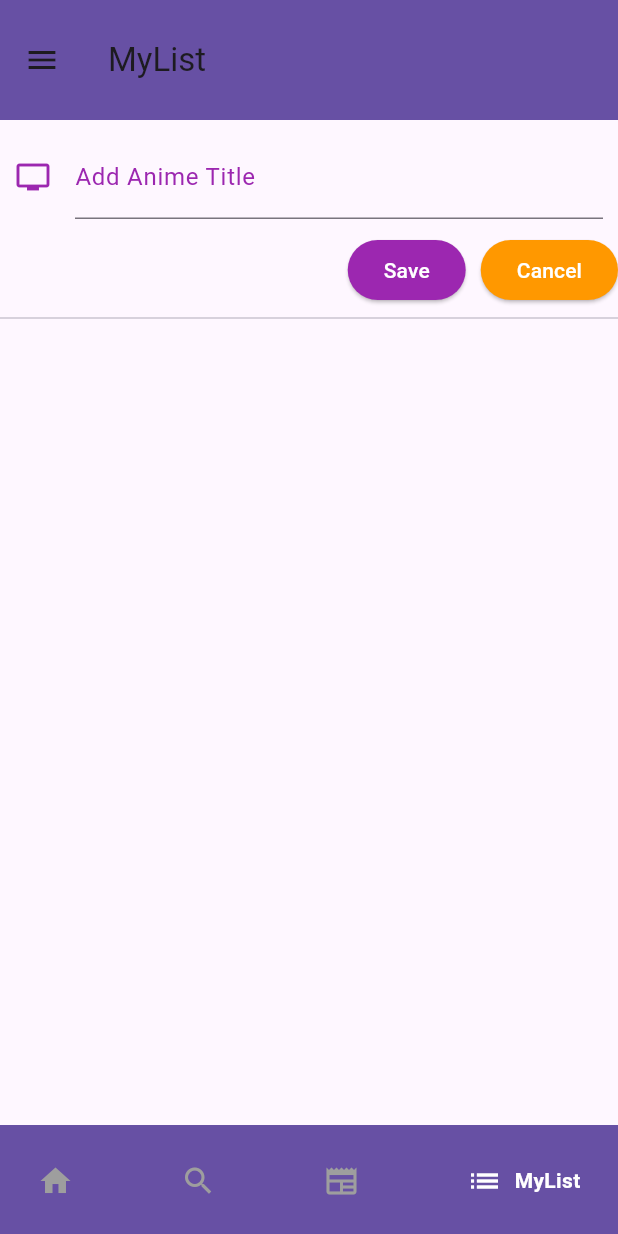
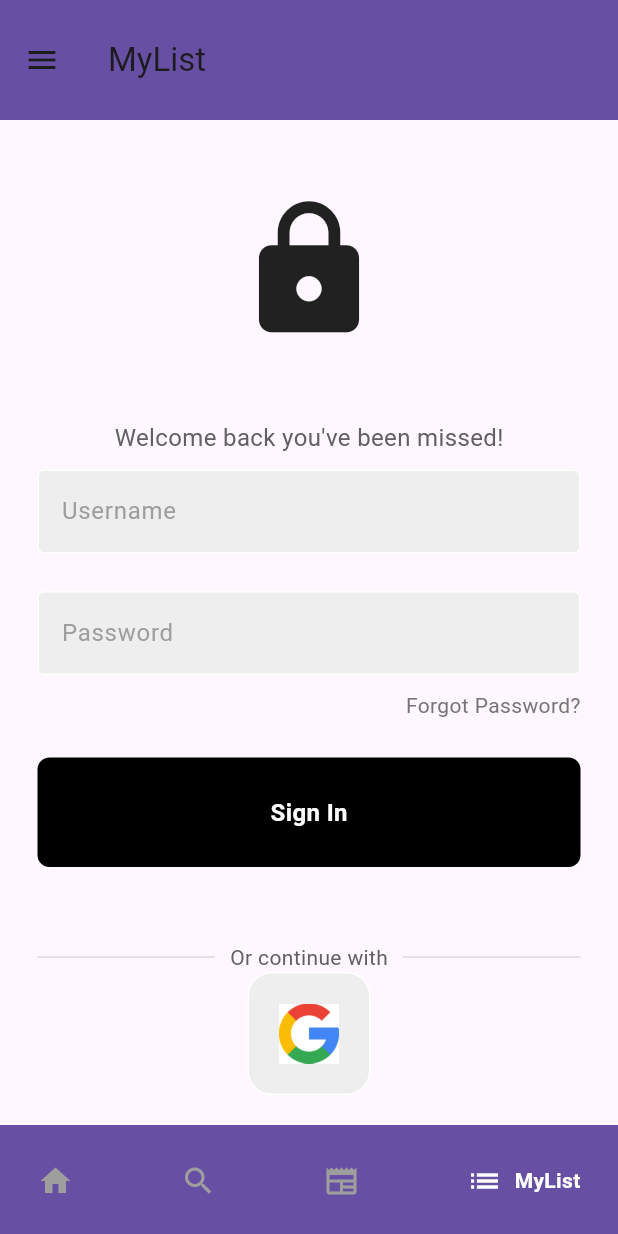
Before and after one commit to KurirRempeyek/YourAnimeList, a Flutter app: the screen it shows after launch, item 4 of the bottom bar chosen, on a phone screen of 412 x 824 dp. Run offline on Flutter 3.47's test engine with Material 3 defaults, Android fonts, the phone set to English and light mode, and no system bars; drawn by our look-alikes of google_nav_bar; our stand-ins replace carousel_slider, flutter_bloc, flutter_rating_bar, flutter_slidable, google_fonts, image_picker and 1 more; accounts and stored records are empty; network calls fail.

Commit message:
login progress

```diff
--- /dev/null
+++ b/lib/components/my_button.dart
@@ -0,0 +1,31 @@
+import 'package:flutter/material.dart';
+
+// ignore: must_be_immutable
+class MyButton extends StatelessWidget {
+  Function()? onTap;
+
+  MyButton({super.key, required this.onTap});
+
+  @override
+  Widget build(BuildContext context) {
+    return GestureDetector(
+      onTap: onTap,
+      child: Container(
+        padding: const EdgeInsets.all(25),
+        margin: const EdgeInsets.symmetric(horizontal: 25),
+        decoration: BoxDecoration(
+            color: Colors.black, borderRadius: BorderRadius.circular(8)),
+        child: const Center(
+          child: Text(
+            'Sign In',
+            style: TextStyle(
+              color: Colors.white,
+              fontWeight: FontWeight.bold,
+              fontSize: 16,
+            ),
+          ),
+        ),
+      ),
+    );
+  }
+}
--- /dev/null
+++ b/lib/components/my_textfield.dart
@@ -0,0 +1,37 @@
+import 'package:flutter/material.dart';
+
+class MyTextField extends StatelessWidget {
+  final controller;
+  final String hintText;
+  final bool obscureText;
+
+  const MyTextField({
+    super.key,
+    required this.controller,
+    required this.hintText,
+    required this.obscureText,
+  });
+
+  @override
+  Widget build(BuildContext context) {
+    return Padding(
+      padding: const EdgeInsets.symmetric(horizontal: 25.0),
+      child: TextField(
+        controller: controller,
+        obscureText: obscureText,
+        decoration: InputDecoration(
+          enabledBorder: const OutlineInputBorder(
+            borderSide: BorderSide(color: Colors.white),
+          ),
+          focusedBorder: OutlineInputBorder(
+            borderSide: BorderSide(color: Colors.grey.shade400),
+          ),
+          fillColor: Colors.grey.shade200,
+          filled: true,
+          hintText: hintText,
+          hintStyle: TextStyle(color: Colors.grey[500]),
+        ),
+      ),
+    );
+  }
+}
--- /dev/null
+++ b/lib/components/square_tile.dart
@@ -0,0 +1,25 @@
+import 'package:flutter/material.dart';
+
+class SquareTile extends StatelessWidget {
+  final String imagePath;
+  const SquareTile({
+    super.key,
+    required this.imagePath,
+  });
+
+  @override
+  Widget build(BuildContext context) {
+    return Container(
+      padding: const EdgeInsets.all(20),
+      decoration: BoxDecoration(
+        border: Border.all(color: Colors.white),
+        borderRadius: BorderRadius.circular(16),
+        color: Colors.grey[200],
+      ),
+      child: Image.asset(
+        imagePath,
+        height: 40,
+      ),
+    );
+  }
+}
--- a/lib/edit_cs.dart
+++ b/lib/form/edit_cs.dart
@@ -7,7 +7,7 @@ import 'package:http/http.dart';
 import 'package:image_picker/image_picker.dart';
 import 'package:prototyping/dto/issue.dart';
 import 'package:prototyping/endpoints/endpoints.dart';
-import 'package:prototyping/issue_list_screen.dart';
+import 'package:prototyping/screens/issue_list_screen.dart';
 
 class EditCS extends StatefulWidget {
   const EditCS({Key? key, required this.edit}) : super(key: key);
--- a/lib/update_delete_datas.dart
+++ b/lib/form/update_delete_datas.dart
@@ -5,7 +5,7 @@ import 'package:http/http.dart';
 import 'package:image_picker/image_picker.dart';
 import 'package:prototyping/dto/datas.dart';
 import 'package:prototyping/endpoints/endpoints.dart';
-import 'package:prototyping/datas_screen.dart';
+import 'package:prototyping/screens/datas_screen.dart';
 
 class EditScreen extends StatefulWidget {
   const EditScreen({Key? key, required this.object}) : super(key: key);
--- /dev/null
+++ b/lib/login_page.dart
@@ -0,0 +1,125 @@
+import 'package:flutter/cupertino.dart';
+import 'package:flutter/material.dart';
+import 'package:flutter/widgets.dart';
+import 'package:prototyping/components/my_button.dart';
+import 'package:prototyping/components/my_textfield.dart';
+import 'package:prototyping/components/square_tile.dart';
+
+class LoginPage extends StatelessWidget {
+  LoginPage({super.key});
+
+  //text editing controller
+  final usernameController = TextEditingController();
+  final passwordController = TextEditingController();
+
+  //sign user in method
+  void signUserIn() {}
+
+  @override
+  Widget build(BuildContext context) {
+    return Scaffold(
+      body: SafeArea(
+        child: Center(
+          child: Column(
+            mainAxisAlignment: MainAxisAlignment.center,
+            children: [
+              const SizedBox(height: 50),
+              const Icon(
+                Icons.lock,
+                size: 100,
+              ),
+              const SizedBox(height: 50),
+              Text(
+                'Welcome back you\'ve been missed!',
+                style: TextStyle(color: Colors.grey[700], fontSize: 16),
+              ),
+              const SizedBox(height: 10),
+              //username textfield
+              MyTextField(
+                controller: usernameController,
+                hintText: 'Username',
+                obscureText: false,
+              ),
+              const SizedBox(height: 25),
+              //password textfield
+              MyTextField(
+                controller: passwordController,
+                hintText: 'Password',
+                obscureText: true,
+              ),
+              const SizedBox(height: 10),
+              Padding(
+                padding: const EdgeInsets.symmetric(horizontal: 25.0),
+                child: Row(
+                  mainAxisAlignment: MainAxisAlignment.end,
+                  children: [
+                    Text(
+                      'Forgot Password?',
+                      style: TextStyle(color: Colors.grey[600]),
+                    ),
+                  ],
+                ),
+              ),
+              const SizedBox(height: 25),
+              //sign in
+              MyButton(
+                onTap: signUserIn,
+              ),
+              const SizedBox(height: 50),
+              Padding(
+                padding: const EdgeInsets.symmetric(horizontal: 25.0),
+                child: Row(
+                  children: [
+                    Expanded(
+                      child: Divider(
+                        thickness: 0.5,
+                        color: Colors.grey[400],
+                      ),
+                    ),
+                    Padding(
+                      padding: const EdgeInsets.symmetric(horizontal: 10.0),
+                      child: Text(
+                        'Or continue with',
+                        style: TextStyle(color: Colors.grey[700]),
+                      ),
+                    ),
+                    Expanded(
+                      child: Divider(
+                        thickness: 0.5,
+                        color: Colors.grey[400],
+                      ),
+                    ),
+                  ],
+                ),
+              ),
+              const Row(
+                mainAxisAlignment: MainAxisAlignment.center,
+                children: [SquareTile(imagePath: 'assets/images/google.png')],
+              ),
+              const SizedBox(height: 50),
+              Row(
+                mainAxisAlignment: MainAxisAlignment.center,
+                children: [
+                  Text(
+                    'Not a member?',
+                    style: TextStyle(
+                      color: Colors.grey[700],
+                    ),
+                  ),
+                  const SizedBox(width: 4),
+                  const Text(
+                    'Register now',
+                    style: TextStyle(
+                      color: Colors.blue,
+                      fontWeight: FontWeight.bold,
+                    ),
+                  ),
+                ],
+              )
+            ],
+          ),
+        ),
+      ),
+    );
+  }
+}
--- a/lib/main.dart
+++ b/lib/main.dart
@@ -1,25 +1,26 @@
 import 'package:flutter/material.dart';
 import 'package:flutter_bloc/flutter_bloc.dart';
 import 'package:google_nav_bar/google_nav_bar.dart';
-import 'package:prototyping/anime_screen.dart';
+import 'package:prototyping/login_page.dart';
+//import 'package:prototyping/screens/anime_screen.dart';
 import 'package:prototyping/animedesc.dart/hanakokun.dart';
 import 'package:prototyping/animedesc.dart/hataraku.dart';
 import 'package:prototyping/animedesc.dart/lovely.dart';
 import 'package:prototyping/animedesc.dart/mahoutsukai.dart';
 import 'package:prototyping/animedesc.dart/ponyo.dart';
-import 'package:prototyping/balance_screen.dart';
-import 'package:prototyping/counter_screen.dart';
+import 'package:prototyping/screens/balance_screen.dart';
+import 'package:prototyping/screens/counter_screen.dart';
 import 'package:prototyping/cubit/balance/balance_cubit.dart';
 import 'package:prototyping/cubit/counter_cubit.dart';
-import 'package:prototyping/datas_screen.dart';
-import 'package:prototyping/form_screen.dart';
+import 'package:prototyping/screens/datas_screen.dart';
+import 'package:prototyping/screens/form_screen.dart';
 import 'package:prototyping/homepage.dart';
 import 'package:prototyping/discover.dart';
-import 'package:prototyping/issue_list_screen.dart';
-import 'package:prototyping/news_screen.dart';
+import 'package:prototyping/screens/issue_list_screen.dart';
+import 'package:prototyping/screens/news_screen.dart';
 import 'package:prototyping/animedesc.dart/aikatsu.dart';
-import 'package:prototyping/spending_screen.dart';
-import 'package:prototyping/welcome_screen.dart';
+import 'package:prototyping/screens/spending_screen.dart';
+import 'package:prototyping/screens/welcome_screen.dart';
 
 void main() {
   runApp(const MyApp());
@@ -78,7 +79,7 @@ class _MyHomePageState extends State<MyHomePage> {
     const HomePage(),
     const Discover(),
     const NewsScreen(),
-    const AnimeScreen(),
+    LoginPage(),
     const DatasScreen(),
     const IssueListScreen(),
     const CounterScreen(),
--- a/lib/datas_screen.dart
+++ b/lib/screens/datas_screen.dart
@@ -5,9 +5,9 @@ import 'package:google_fonts/google_fonts.dart';
 import 'package:prototyping/components/bottom_up_transition.dart';
 import 'package:prototyping/dto/datas.dart';
 import 'package:prototyping/endpoints/endpoints.dart';
-import 'package:prototyping/form_screen.dart';
+import 'package:prototyping/screens/form_screen.dart';
 import 'package:prototyping/services/data_services.dart';
-import 'package:prototyping/update_delete_datas.dart';
+import 'package:prototyping/form/update_delete_datas.dart';
 
 class DatasScreen extends StatefulWidget {
   const DatasScreen({Key? key}) : super(key: key);
--- a/lib/issue_list_screen.dart
+++ b/lib/screens/issue_list_screen.dart
@@ -4,8 +4,8 @@ import 'package:google_fonts/google_fonts.dart';
 import 'package:prototyping/components/bottom_up_transition.dart';
 import 'package:prototyping/dto/issue.dart';
 import 'package:prototyping/endpoints/endpoints.dart';
-import 'package:prototyping/edit_cs.dart';
-import 'package:prototyping/form_customerservice.dart';
+import 'package:prototyping/form/edit_cs.dart';
+import 'package:prototyping/screens/form_customerservice.dart';
 import 'package:prototyping/services/data_services.dart';
 
 class IssueListScreen extends StatefulWidget {
--- a/lib/spending_screen.dart
+++ b/lib/screens/spending_screen.dart
@@ -3,7 +3,7 @@ import 'package:flutter_bloc/flutter_bloc.dart';
 import 'package:prototyping/cubit/balance/balance_cubit.dart';
 
 import 'package:prototyping/dto/spendings.dart';
-import 'package:prototyping/spending_form_screen.dart';
+import 'package:prototyping/screens/spending_form_screen.dart';
 import 'package:prototyping/services/data_services.dart';
 import 'package:prototyping/utils/constants.dart';
 
```
Also changed, not shown: assets/images/google.png (added), lib/screens/anime_screen.dart (renamed from lib/anime_screen.dart), lib/screens/balance_screen.dart (renamed from lib/balance_screen.dart), lib/screens/counter_screen.dart (renamed from lib/counter_screen.dart), lib/screens/form_customerservice.dart (renamed from lib/form_customerservice.dart), lib/screens/form_screen.dart (renamed from lib/form_screen.dart), lib/screens/news_screen.dart (renamed from lib/news_screen.dart), lib/screens/spending_form_screen.dart (renamed from lib/spending_form_screen.dart), lib/screens/welcome_screen.dart (renamed from lib/welcome_screen.dart).
